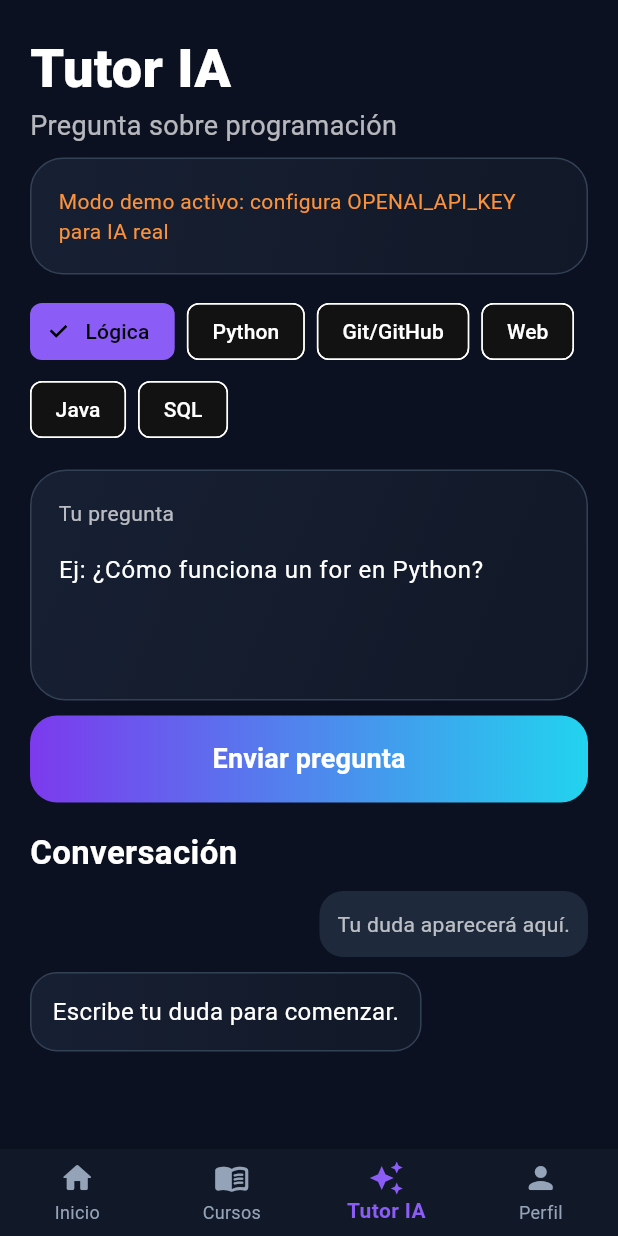
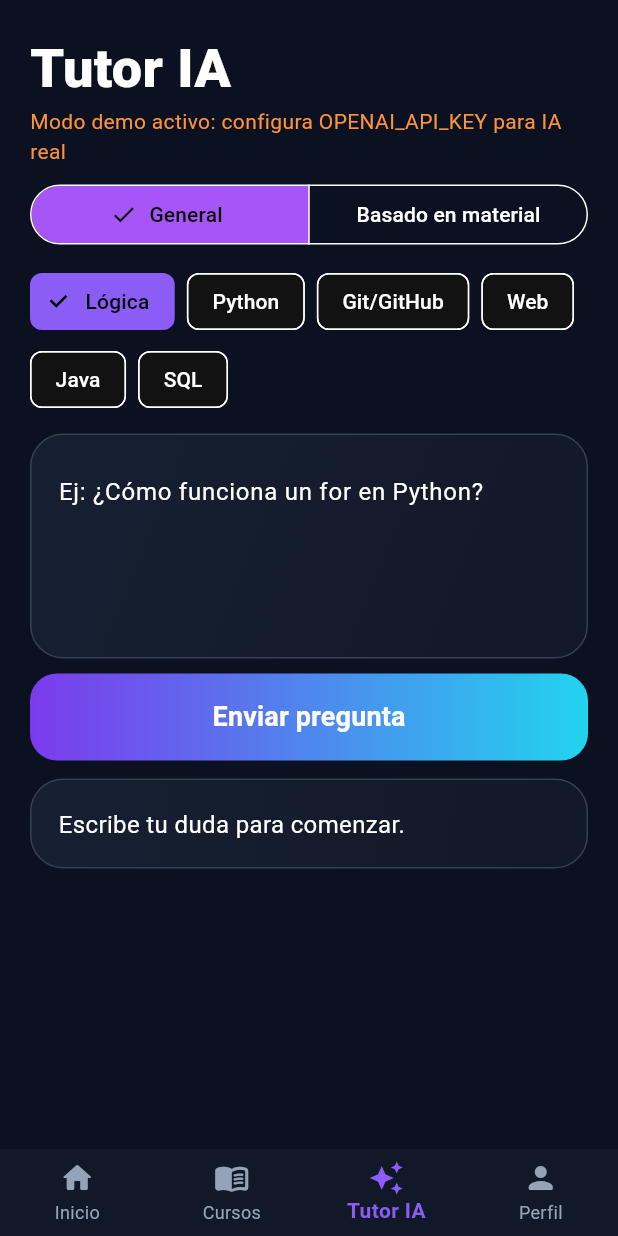
Before and after one commit to alfonsogzman123-netizen/Duocdev, a Flutter app: the screen it shows after launch, item 3 of the bottom bar chosen, on a phone screen of 412 x 824 dp. Run offline on Flutter 3.47's test engine with Material 3 defaults, Android fonts, the phone set to English and light mode, and no system bars.

Commit message:
Add teacher demo workflow with material-based exercise generation MVP

```diff
--- /dev/null
+++ b/lib/models/teacher_model.dart
@@ -0,0 +1,5 @@
+class TeacherModel {
+  final String name;
+  final String area;
+  const TeacherModel({required this.name, required this.area});
+}
--- a/lib/screens/profile_screen.dart
+++ b/lib/screens/profile_screen.dart
@@ -1,4 +1,5 @@
 import 'package:duocdev/services/progress_service.dart';
+import 'package:duocdev/screens/teacher/teacher_dashboard_screen.dart';
 import 'package:duocdev/widgets/app_cards.dart';
 import 'package:flutter/material.dart';
 
@@ -32,6 +33,8 @@ class ProfileScreen extends StatelessWidget {
           _MiniStat(title: 'Insignias', value: '4', icon: Icons.workspace_premium, color: Color(0xFF8B5CF6)),
         ]),
         const SizedBox(height: 14),
+        PrimaryButton(label: 'Entrar como profesor', onPressed: () => Navigator.push(context, MaterialPageRoute(builder: (_) => const TeacherDashboardScreen()))),
+        const SizedBox(height: 14),
         const Text('Insignias', style: TextStyle(fontSize: 26, fontWeight: FontWeight.w700)),
         const SizedBox(height: 8),
         const Wrap(spacing: 8, runSpacing: 8, children: [Chip(label: Text('Primera lección')), Chip(label: Text('Racha 7 días')), Chip(label: Text('Python inicial')), Chip(label: Text('Git básico'))]),
--- /dev/null
+++ b/lib/screens/teacher/material_detail_screen.dart
@@ -0,0 +1,14 @@
+import 'package:duocdev/models/academic_material.dart';
+import 'package:duocdev/screens/teacher/generated_exercises_screen.dart';
+import 'package:duocdev/widgets/app_cards.dart';
+import 'package:flutter/material.dart';
+
+class MaterialDetailScreen extends StatelessWidget {
+  const MaterialDetailScreen({super.key, required this.material});
+  final AcademicMaterial material;
+
+  @override
+  Widget build(BuildContext context) {
+    return Scaffold(appBar: AppBar(title: const Text('Detalle material')), body: ListView(padding: const EdgeInsets.all(20), children: [DuocCard(child: Column(crossAxisAlignment: CrossAxisAlignment.start, children: [Text(material.title, style: const TextStyle(fontSize: 24, fontWeight: FontWeight.w700)), Text('${material.subject} • ${material.unitName}'), const SizedBox(height: 8), Text(material.summary), const SizedBox(height: 8), ExpansionTile(title: const Text('Contenido completo'), children: [Padding(padding: const EdgeInsets.all(8), child: Text(material.rawText))]), Wrap(spacing: 6, children: material.tags.map((t) => Chip(label: Text(t))).toList())])), const SizedBox(height: 10), PrimaryButton(label: 'Generar ejercicios', onPressed: () => Navigator.push(context, MaterialPageRoute(builder: (_) => GeneratedExercisesScreen(preselectedMaterialId: material.id))))]));
+  }
+}
--- a/lib/screens/tutor_screen.dart
+++ b/lib/screens/tutor_screen.dart
@@ -1,7 +1,10 @@
 import 'package:duocdev/config/app_config.dart';
 import 'package:duocdev/services/ai_service.dart';
+import 'package:duocdev/services/material_service.dart';
 import 'package:duocdev/widgets/app_cards.dart';
 import 'package:flutter/material.dart';
+
+enum TutorMode { general, material }
 
 class TutorScreen extends StatefulWidget {
   const TutorScreen({super.key});
@@ -16,12 +19,18 @@ class _TutorScreenState extends State<TutorScreen> {
   String _context = 'Lógica';
   String _answer = 'Escribe tu duda para comenzar.';
   bool _loading = false;
+  TutorMode _mode = TutorMode.general;
+  String? _materialId;
 
   Future<void> _send() async {
     if (_controller.text.trim().isEmpty) return;
+    final materials = materialService.getMaterials();
+    final selected = materials.where((m) => m.id == _materialId).toList();
+    final materialContext = selected.isEmpty ? '' : 'Material: ${selected.first.title}\n${selected.first.rawText}';
     setState(() => _loading = true);
     try {
-      final r = await _ai.askTutor(question: _controller.text.trim(), context: _context);
+      final context = _mode == TutorMode.material ? materialContext : _context;
+      final r = await _ai.askTutor(question: _controller.text.trim(), context: context);
       setState(() => _answer = r);
     } catch (e) {
       setState(() => _answer = 'No se pudo responder: $e');
@@ -32,65 +41,26 @@ class _TutorScreenState extends State<TutorScreen> {
 
   @override
   Widget build(BuildContext context) {
+    final mats = materialService.getMaterials();
     return SafeArea(
       child: ListView(padding: const EdgeInsets.all(20), children: [
         const Text('Tutor IA', style: TextStyle(fontSize: 36, fontWeight: FontWeight.w800)),
-        const Text('Pregunta sobre programación', style: TextStyle(color: Colors.white70, fontSize: 18)),
-        if (!AppConfig.hasApiKey)
-          const Padding(
-            padding: EdgeInsets.only(top: 8),
-            child: DuocCard(
-              child: Text(
-                'Modo demo activo: configura OPENAI_API_KEY para IA real',
-                style: TextStyle(color: Color(0xFFFB923C)),
-              ),
-            ),
-          ),
-        const SizedBox(height: 14),
-        Wrap(
-          spacing: 8,
-          runSpacing: 4,
-          children: ['Lógica', 'Python', 'Git/GitHub', 'Web', 'Java', 'SQL']
-              .map((e) => ChoiceChip(label: Text(e), selected: _context == e, onSelected: (_) => setState(() => _context = e), selectedColor: const Color(0xFF8B5CF6)))
-              .toList(),
-        ),
-        const SizedBox(height: 16),
-        DuocCard(
-          radius: 24,
-          child: Column(crossAxisAlignment: CrossAxisAlignment.start, children: [
-            const Text('Tu pregunta', style: TextStyle(color: Colors.white70)),
-            const SizedBox(height: 8),
-            TextField(controller: _controller, maxLines: 3, decoration: const InputDecoration(hintText: 'Ej: ¿Cómo funciona un for en Python?', border: InputBorder.none)),
-          ]),
-        ),
+        if (!AppConfig.hasApiKey) const Text('Modo demo activo: configura OPENAI_API_KEY para IA real', style: TextStyle(color: Color(0xFFFB923C))),
+        const SizedBox(height: 8),
+        SegmentedButton<TutorMode>(segments: const [ButtonSegment(value: TutorMode.general, label: Text('General')), ButtonSegment(value: TutorMode.material, label: Text('Basado en material'))], selected: {_mode}, onSelectionChanged: (v) => setState(() => _mode = v.first)),
+        const SizedBox(height: 10),
+        if (_mode == TutorMode.general)
+          Wrap(spacing: 8, runSpacing: 4, children: ['Lógica', 'Python', 'Git/GitHub', 'Web', 'Java', 'SQL'].map((e) => ChoiceChip(label: Text(e), selected: _context == e, onSelected: (_) => setState(() => _context = e), selectedColor: const Color(0xFF8B5CF6))).toList())
+        else if (mats.isEmpty)
+          const DuocCard(child: Text('Aún no hay material académico cargado.'))
+        else
+          DropdownButtonFormField<String>(value: _materialId ?? mats.first.id, items: mats.map((m) => DropdownMenuItem(value: m.id, child: Text(m.title))).toList(), onChanged: (v) => setState(() => _materialId = v), decoration: const InputDecoration(labelText: 'Selecciona material')),
+        const SizedBox(height: 12),
+        DuocCard(child: TextField(controller: _controller, maxLines: 4, decoration: const InputDecoration(hintText: 'Ej: ¿Cómo funciona un for en Python?', border: InputBorder.none))),
         const SizedBox(height: 10),
         PrimaryButton(label: _loading ? 'Consultando...' : 'Enviar pregunta', onPressed: _loading ? null : _send),
-        const SizedBox(height: 18),
-        const Text('Conversación', style: TextStyle(fontSize: 22, fontWeight: FontWeight.w700)),
-        const SizedBox(height: 10),
-        Align(
-          alignment: Alignment.centerRight,
-          child: Container(
-            constraints: const BoxConstraints(maxWidth: 300),
-            padding: const EdgeInsets.all(12),
-            decoration: BoxDecoration(color: const Color(0xFF1E293B), borderRadius: BorderRadius.circular(16)),
-            child: Text(_controller.text.isEmpty ? 'Tu duda aparecerá aquí.' : _controller.text, style: const TextStyle(color: Colors.white70)),
-          ),
-        ),
-        const SizedBox(height: 10),
-        Align(
-          alignment: Alignment.centerLeft,
-          child: Container(
-            constraints: const BoxConstraints(maxWidth: 320),
-            padding: const EdgeInsets.all(14),
-            decoration: BoxDecoration(
-              gradient: const LinearGradient(colors: [Color(0xFF172033), Color(0xFF111827)]),
-              borderRadius: BorderRadius.circular(18),
-              border: Border.all(color: const Color(0xFF334155)),
-            ),
-            child: Text(_answer, style: const TextStyle(fontSize: 16, height: 1.45)),
-          ),
-        ),
+        const SizedBox(height: 12),
+        DuocCard(child: Text(_answer, style: const TextStyle(fontSize: 16, height: 1.4))),
       ]),
     );
   }
```
Also changed, not shown: lib/data/demo_material_data.dart (added, +32 -0 lines), lib/models/academic_material.dart (added, +23 -0 lines), lib/models/generated_exercise.dart (added, +26 -0 lines), lib/models/user_model.dart (added, +8 -0 lines), lib/screens/course_screen.dart (+10 -0 lines), lib/screens/generated_exercise_challenge_screen.dart (added, +24 -0 lines), lib/screens/teacher/generated_exercises_screen.dart (added, +55 -0 lines), lib/screens/teacher/material_list_screen.dart (added, +14 -0 lines), lib/screens/teacher/material_upload_screen.dart (added, +36 -0 lines), lib/screens/teacher/review_generated_exercise_screen.dart (added, +20 -0 lines), lib/screens/teacher/teacher_dashboard_screen.dart (added, +34 -0 lines), lib/services/exercise_generation_service.dart (added, +52 -0 lines), lib/services/material_service.dart (added, +15 -0 lines), lib/services/progress_service.dart (+21 -3 lines), 2 more files.
